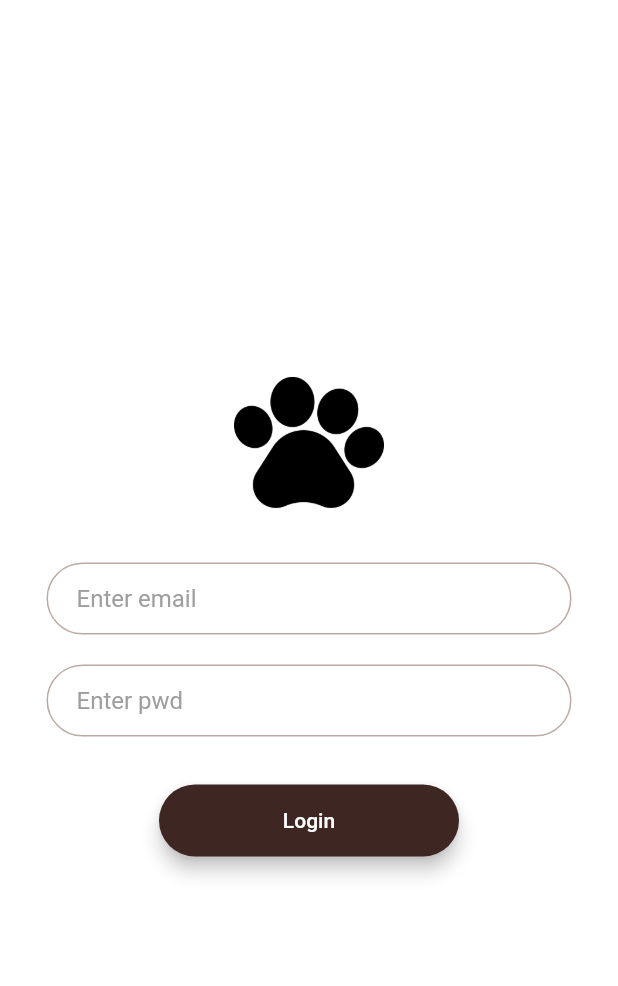
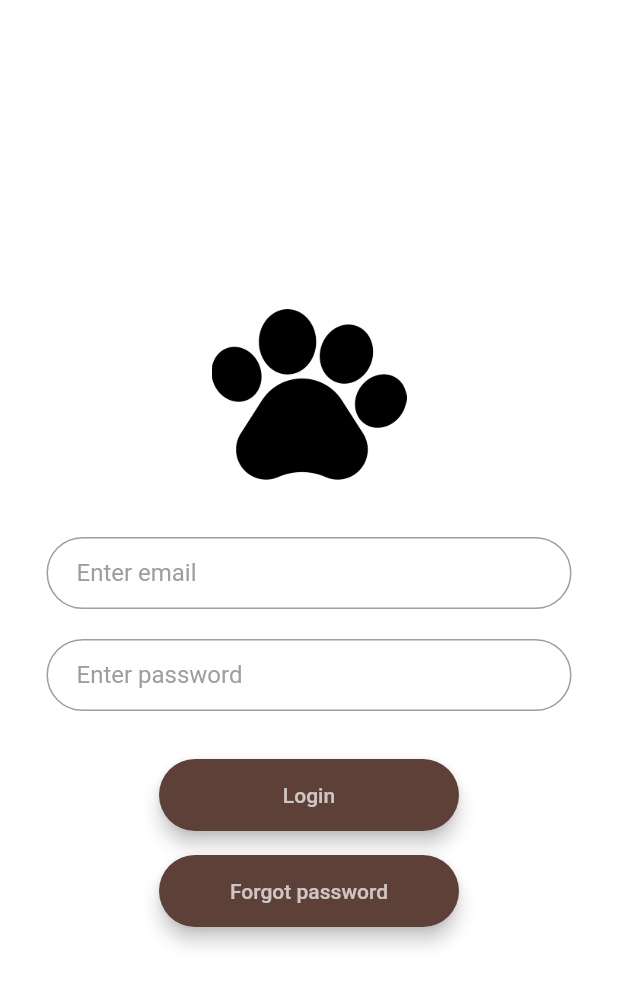
Before and after one commit to rakshanaj/Basic-Chat-App-, a Flutter app: the screen it shows after launch, after a tap on "Login", on a phone screen of 412 x 824 dp. Shown: the top 986 px of the screen. Run offline on Flutter 3.47's test engine with Material 2 defaults, Android fonts, the phone set to English and light mode, and no system bars.

Commit message:
added forgot password option no functionality yet

```diff
--- a/lib/components/rounded_button.dart
+++ b/lib/components/rounded_button.dart
@@ -25,6 +25,9 @@ class RoundedButton extends StatelessWidget {
           height: 42.0,
           child: Text(
             btn,
+            style: TextStyle(
+              color: Colors.white70,
+            ),
           ),
         ),
       ),
--- a/lib/constants.dart
+++ b/lib/constants.dart
@@ -0,0 +1,22 @@
+import 'package:flutter/material.dart';
+
+const kTextFieldDecoration=InputDecoration(
+    hintStyle: TextStyle(
+      color: Colors.grey,
+    ),
+    contentPadding: EdgeInsets.symmetric(vertical: 10.0,horizontal: 20.0),
+    border: OutlineInputBorder(
+      borderRadius: BorderRadius.all(Radius.circular(32.0)),
+    ),
+    /*
+    enabledBorder: OutlineInputBorder(
+      borderSide: BorderSide(color: Colors.brown.shade200,width: 1.0),
+      borderRadius: BorderRadius.all(Radius.circular(32.0)),
+    ),
+    focusedBorder: OutlineInputBorder(
+      borderSide: BorderSide(color: Colors.brown.shade200,width: 2.0),
+      borderRadius: BorderRadius.all(Radius.circular(32.0)),
+    ),
+
+     */
+);
--- a/lib/main.dart
+++ b/lib/main.dart
@@ -11,11 +11,7 @@ class FlashChat extends StatelessWidget {
   @override
   Widget build(BuildContext context) {
     return MaterialApp(
-      theme: ThemeData.dark().copyWith(
-        textTheme: TextTheme(
-          body1: TextStyle(color: Colors.black54),
-        ),
-      ),
+
       initialRoute: WelcomeScreen.id,
       routes: {
         //in each class we have a static string id so as to not wate memory resources here by mekaing multiple screen objects
--- a/lib/screens/login_screen.dart
+++ b/lib/screens/login_screen.dart
@@ -1,5 +1,6 @@
 import 'package:flutter/material.dart';
 import 'package:basic_chat_app/components/rounded_button.dart';
+import 'package:basic_chat_app/constants.dart';
 
 
 class LoginScreen extends StatefulWidget {
@@ -23,7 +24,7 @@ class _LoginScreenState extends State<LoginScreen> {
               tag: 'logo',
               child: Container(
                 child: Image.asset('images/pawprint.png'),
-                height: 100.0,
+                height: 130.0,
               ),
             ),
             SizedBox(
@@ -35,23 +36,8 @@ class _LoginScreenState extends State<LoginScreen> {
                 onChanged: (value){
                   //put to fb
                 },
-                decoration: InputDecoration(
-                  hintText: 'Enter email',
-                  hintStyle: TextStyle(
-                    color: Colors.grey,
-                  ),
-                  contentPadding: EdgeInsets.symmetric(vertical: 10.0,horizontal: 20.0),
-                  border: OutlineInputBorder(
-                    borderRadius: BorderRadius.all(Radius.circular(32.0)),
-                  ),
-                  enabledBorder:OutlineInputBorder(
-                    borderSide: BorderSide(color: Colors.brown.shade200,width: 1.0),
-                    borderRadius: BorderRadius.all(Radius.circular(32.0)),
-                  ),
-                  focusedBorder: OutlineInputBorder(
-                    borderSide: BorderSide(color: Colors.brown.shade200,width: 2.0),
-                    borderRadius: BorderRadius.all(Radius.circular(32.0)),
-                  ),
+                decoration: kTextFieldDecoration.copyWith(
+                    hintText: "Enter email"
                 ),
               ),
             ),
@@ -66,30 +52,16 @@ class _LoginScreenState extends State<LoginScreen> {
                   //put to fb
                 },
 
-                decoration: InputDecoration(
-                  hintText: 'Enter pwd',
-                  hintStyle: TextStyle(
-                    color: Colors.grey,
-                  ),
-                  contentPadding: EdgeInsets.symmetric(vertical: 10.0,horizontal: 20.0),
-                  border: OutlineInputBorder(
-                    borderRadius: BorderRadius.all(Radius.circular(32.0)),
-                  ),
-                  enabledBorder:OutlineInputBorder(
-                    borderSide: BorderSide(color: Colors.brown.shade200,width: 1.0),
-                    borderRadius: BorderRadius.all(Radius.circular(32.0)),
-                  ),
-                  focusedBorder: OutlineInputBorder(
-                    borderSide: BorderSide(color: Colors.brown.shade200,width: 2.0),
-                    borderRadius: BorderRadius.all(Radius.circular(32.0)),
-                  ),
+                decoration: kTextFieldDecoration.copyWith(
+                    hintText: "Enter password"
                 ),
               ),
             ),
             SizedBox(
               height: 24.0,
             ),
-            RoundedButton(color: Colors.brown.shade900,btn: 'Login',func:LoginScreen.id),
+            RoundedButton(color: Colors.brown.shade700,btn: 'Login',func:LoginScreen.id),
+            RoundedButton(color: Colors.brown.shade700,btn: 'Forgot password',func:LoginScreen.id ,),
           ],
         ),
       ),
--- a/lib/screens/welcome_screen.dart
+++ b/lib/screens/welcome_screen.dart
@@ -68,7 +68,7 @@ class _WelcomeScreenState extends State<WelcomeScreen> with SingleTickerProvider
           SizedBox(
             height: 30.0,
           ),
-          RoundedButton(color: Colors.brown.shade900,btn: 'Login',func:LoginScreen.id),
+          RoundedButton(color: Colors.brown.shade600,btn: 'Login',func:LoginScreen.id),
           RoundedButton(color: Colors.brown.shade900,btn: 'Register',func:RegistrationScreen.id),
         ],
       ),
```
Also changed, not shown: lib/screens/registration_screen.dart (+5 -34 lines).
